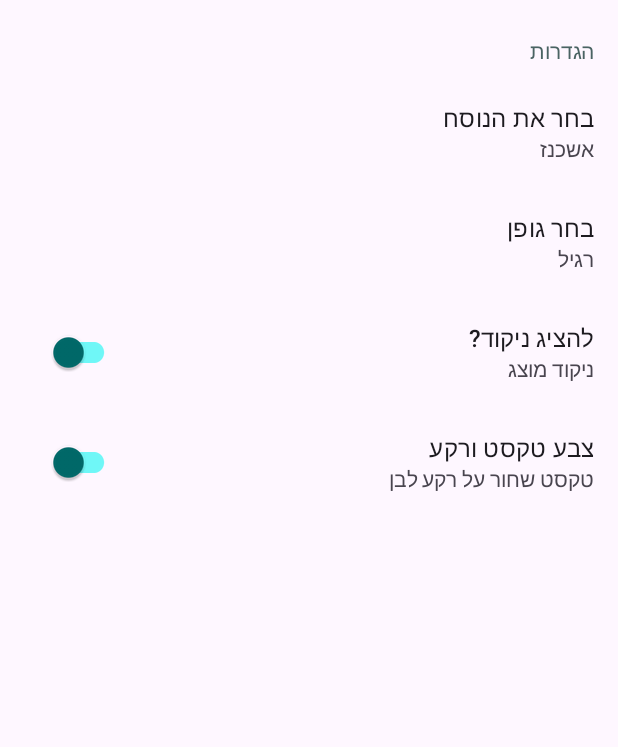
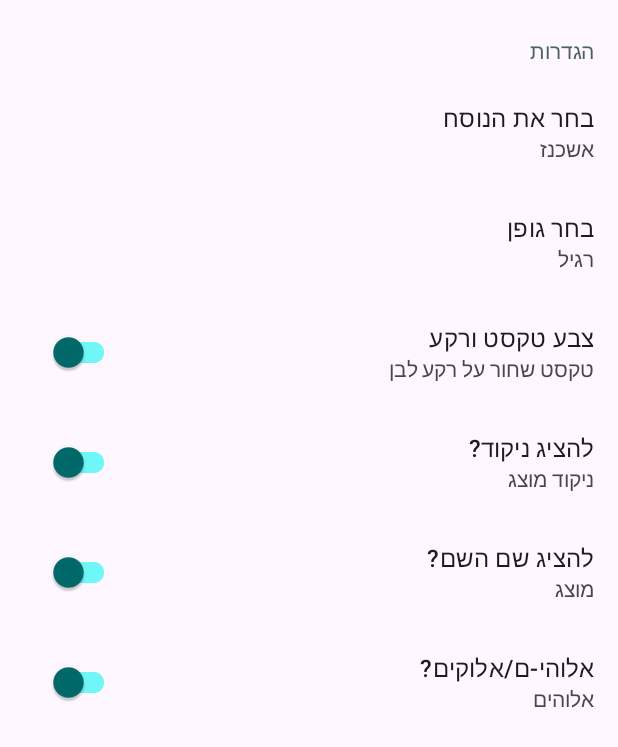
Before and after one commit to rafiw/TehilimLeazkara, an Android app: the screen it shows after launch (SettingsActivity), in the options menu, after a tap on "הגדרות", on a phone screen of 412 x 824 dp. Shown: the top 747 px of the screen. Run offline under Robolectric (Android 15) with nearby library versions, the phone set to English and light mode, and no system bars; our stand-ins replace androidx.preference.

Commit message:
add option to remove god name

```diff
--- a/app/build.gradle
+++ b/app/build.gradle
@@ -16,8 +16,8 @@ android {
         applicationId "com.solve.it"
         minSdk 28
         targetSdk 34
-        versionCode 27
-        versionName "3.7"
+        versionCode 28
+        versionName "3.8"
     }
 
     buildTypes {
--- a/app/src/main/java/com/solve/it/TehilimLeazkaraActivity.kt
+++ b/app/src/main/java/com/solve/it/TehilimLeazkaraActivity.kt
@@ -161,7 +161,7 @@ class TehilimLeazkaraActivity : AppCompatActivity() {
             .select(wData, mData)
             .let { item ->
                 buildSpannedString {
-                    append(updateNikud(resources.getString(item[0])))
+                    append(chainText(resources.getString(item[0])))
                     append(" ")
                     if (inputName.text.isNotEmpty()) {
                         bold {
@@ -175,7 +175,7 @@ class TehilimLeazkaraActivity : AppCompatActivity() {
                         append(resources.getString(item[2]))
                     }
                     append(" ")
-                    append(updateNikud(resources.getString(item[3]))) } }
+                    append(chainText(resources.getString(item[3]))) } }
             .let {
                 sendTextToView(SpannableString(it))
             }
@@ -194,7 +194,7 @@ class TehilimLeazkaraActivity : AppCompatActivity() {
             .isChecked
             .select(wData, mData).let {
                 buildSpannedString {
-                    append(updateNikud(resources.getString(R.string.tfila_generic_start)))
+                    append(chainText(resources.getString(R.string.tfila_generic_start)))
                     append(" ")
                     bold {
                         append(inputName.text.toString())
@@ -204,7 +204,7 @@ class TehilimLeazkaraActivity : AppCompatActivity() {
                         append(inputParentName.text.toString())
                     }
                     append(" ")
-                    append(updateNikud(resources.getString(it.second))) } }
+                    append(chainText(resources.getString(it.second))) } }
             .let {
                 sendTextToView(SpannableString(it))
             }
@@ -286,7 +286,7 @@ class TehilimLeazkaraActivity : AppCompatActivity() {
             .getOrElse(settingsManager.nusach.toInt()) {
                 kadish[0] }
             .let {
-                sendTextToView(updateNikud(resources.getString(it)))
+                sendTextToView(chainText(resources.getString(it)))
             }
     }
 
@@ -326,15 +326,15 @@ class TehilimLeazkaraActivity : AppCompatActivity() {
     private fun handleButtonClick_ElMale() {
         if (inputName.text.isBlank() || inputParentName.text.isBlank()) {
             Toast.makeText(this, R.string.error_missing_nams, Toast.LENGTH_LONG).show()
-            sendTextToView(updateNikud(getString(R.string.elMaleGeneric)))
+            sendTextToView(chainText(getString(R.string.elMaleGeneric)))
             return
         }
 
         val elMaleText = buildSpannedString {
-            append(updateNikud(getString(R.string.elMaleBeginGeneric)))
-            append(updateNikud(" ${inputName.text} "))
+            append(chainText(getString(R.string.elMaleBeginGeneric)))
+            append(chainText(" ${inputName.text} "))
             append(if (toggleGender.isChecked) getString(R.string.girl) else getString(R.string.son))
-            append(updateNikud(" ${inputParentName.text} "))
+            append(chainText(" ${inputParentName.text} "))
             append(if (toggleGender.isChecked) getString(R.string.elMaleWoman) else getString(R.string.elMaleMan))
         }
 
@@ -389,6 +389,9 @@ class TehilimLeazkaraActivity : AppCompatActivity() {
                 super.onOptionsItemSelected(item)
             }
     }
+    private fun chainText(text: String): String {
+        return updateNikud(removeElohim(removeGodName(text)));
+    }
 
     private fun updateNikud(text: String): String {
         val nikud = getString(R.string.nikud).toRegex()
@@ -396,6 +399,27 @@ class TehilimLeazkaraActivity : AppCompatActivity() {
         return settingsManager
             .isNikudEnabled
             .select(text, text.replace(nikud, ""))
+    }
+
+    private fun removeGodName(text: String): String {
+        return settingsManager
+            .showGodName
+            .select(text, text.replace("אֲדֹנָי", "אֲדֹנָ-י")
+                              .replace("יְהוָה","יְהוָ-ה"))
+    }
+
+    private fun removeElohim(text: String): String {
+        val replacements = mapOf(
+            "אֱלֹהִים" to "אֱלֹקִים",
+            "אֱלֹהֵינוּ" to "אֱלֹקֵינוּ",
+            "אֱלֹהָי" to "אֱלֹקָי",
+            "אֱלֹהָיו" to "אֱלֹקָיו"
+        )
+        val replacedText = replacements.entries.fold(text) { acc, (old, new) ->
+            acc.replace(old, new)
+        }
+
+        return settingsManager.isElohim.select(text, replacedText)
     }
 
     private fun getTehilim(name: String): List<SpannedString> {
@@ -409,7 +433,7 @@ class TehilimLeazkaraActivity : AppCompatActivity() {
                         append(letter.toString())
                     }
                     append("\n")
-                    append(updateNikud(kyt[index!!]))
+                    append(chainText(kyt[index!!]))
                     append("\n\n")
                 }
             }
@@ -429,7 +453,7 @@ class TehilimLeazkaraActivity : AppCompatActivity() {
                         append(mishnayotSource[index!!].toString())
                     }
                     append("\n")
-                    append(updateNikud(mishnayot[index!!]))
+                    append(chainText(mishnayot[index!!]))
                     append("\n\n")
                 }
             }
@@ -455,7 +479,7 @@ class TehilimLeazkaraActivity : AppCompatActivity() {
                         append(alefBet[scnd][0])
                         append("\n")
                     }
-                    append(updateNikud(getString(res)))
+                    append(chainText(getString(res)))
                     append("\n\n")
                 }
             }
@@ -494,4 +518,19 @@ class SettingsManager(private val context: Context) {
                 Log.d("SettingsManager", "Getting isBlackText: $it")
             }
         }
+    val isElohim: Boolean
+        get() {
+            val key = context.getString(R.string.pref_elohim)
+            return prefs.getBoolean(key, true).also {
+                Log.d("SettingsManager", "Getting isElohim: $it")
+            }
+        }
+    val showGodName: Boolean
+        get() {
+            val key = context.getString(R.string.pref_is_god_name)
+            return prefs.getBoolean(key, true).also {
+                Log.d("SettingsManager", "Getting showGodName: $it")
+            }
+        }
+
 }
--- a/app/src/main/res/values/strings.xml
+++ b/app/src/main/res/values/strings.xml
@@ -169,6 +169,8 @@
     <string name="pref_font_size">font_size</string>
     <string name="pref_black_text">black_text</string>
     <string name="pref_is_font_enabled">is_font_enabled</string>
+    <string name="pref_is_god_name">is_god_name</string>
+    <string name="pref_elohim">is_elohim</string>
     <string name="pref_list_key">listpref</string>
     <string name="gender">מין</string>
     <string name="settings_title">הגדרות</string>
--- a/app/src/main/res/xml/preferences.xml
+++ b/app/src/main/res/xml/preferences.xml
@@ -34,6 +34,16 @@
             android:minHeight="48dp"
             app:defaultValue="true"
             app:iconSpaceReserved="false"
+            app:key="@string/pref_black_text"
+            app:summary="קובע את צבע הטקסט והרקע לבן ושחור"
+            app:summaryOff="טקסט לבן על רקע שחור"
+            app:summaryOn="טקסט שחור על רקע לבן"
+            app:title="צבע טקסט ורקע" />
+
+        <SwitchPreferenceCompat
+            android:minHeight="48dp"
+            app:defaultValue="true"
+            app:iconSpaceReserved="false"
             app:key="@string/pref_is_font_enabled"
             app:summary="האם להציג ניקוד בטקסט"
             app:summaryOff="ניקוד לא מוצג"
@@ -44,10 +54,21 @@
             android:minHeight="48dp"
             app:defaultValue="true"
             app:iconSpaceReserved="false"
-            app:key="@string/pref_black_text"
-            app:summary="קובע את צבע הטקסט והרקע לבן ושחור"
-            app:summaryOff="טקסט לבן על רקע שחור"
-            app:summaryOn="טקסט שחור על רקע לבן"
-            app:title="צבע טקסט ורקע" />
+            app:key="@string/pref_is_god_name"
+            app:summary="האם להציג שם יה-וה"
+            app:summaryOff="לא מוצג"
+            app:summaryOn="מוצג"
+            app:title="להציג שם השם?" />
+
+        <SwitchPreferenceCompat
+            android:minHeight="48dp"
+            app:defaultValue="true"
+            app:iconSpaceReserved="false"
+            app:key="@string/pref_elohim"
+            app:summary="אלוקים במקום אלוהים"
+            app:summaryOff="אלוקים"
+            app:summaryOn="אלוהים"
+            app:title="אלוהי-ם/אלוקים?" />
+
     </PreferenceCategory>
 </PreferenceScreen>
```
